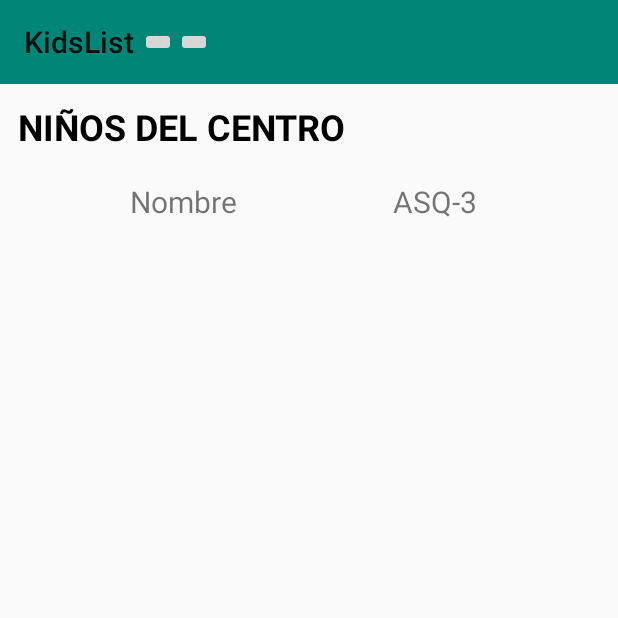
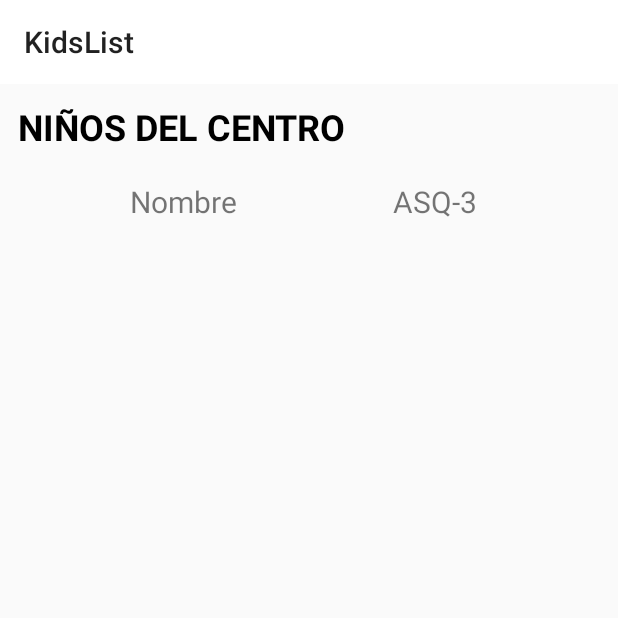
Before and after one commit to DatBoiEsteban/Programathon-2019, an Android app: the KidsList screen opened directly, with no data from a screen before it, on a phone screen of 412 x 824 dp, the top half of it. Run offline under Robolectric (Android 15) with nearby library versions, the light colour scheme and no system bars; 1 statement that could not run was skipped.

```diff
--- a/app/src/main/res/layout/activity_kids_list.xml
+++ b/app/src/main/res/layout/activity_kids_list.xml
@@ -19,18 +19,15 @@
         android:id="@+id/toolbar"
         android:layout_width="match_parent"
         android:layout_height="?attr/actionBarSize"
-
-        android:background="?attr/colorPrimary"
+        android:background="@android:color/background_light"
         app:popupTheme="@style/AppTheme.PopupOverlay">
 
         <ImageButton
             android:id="@+id/back_button"
             android:layout_width="wrap_content"
-            android:layout_height="wrap_content" />
-        <ImageButton
-            android:id="@+id/nav_button"
-            android:layout_width="wrap_content"
-            android:layout_height="wrap_content" />
+            android:layout_height="wrap_content"
+            android:background="@android:color/background_light"
+            tools:src="@drawable/ic_back_header" />
 
     </androidx.appcompat.widget.Toolbar>
 
```
